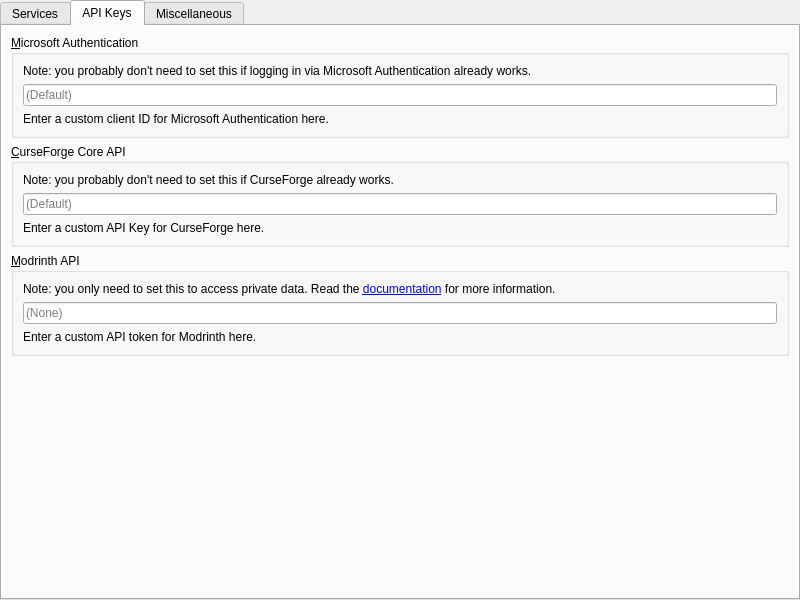
The window that launcher/ui/pages/global/APIPage.ui (FreesmTeam/FreesmLauncher) describes before a commit, drawn with Qt 5.
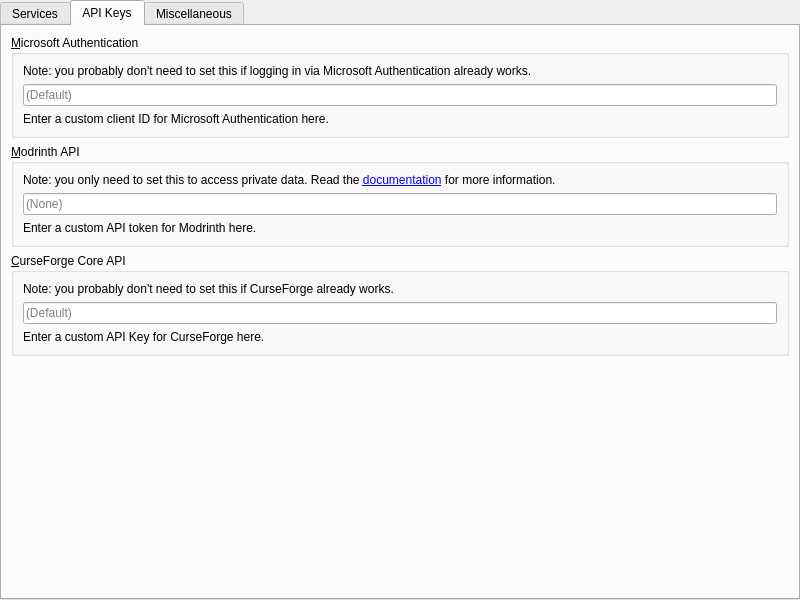
The same window after the commit. The open tabs and pages were chosen to show the change.

Commit message: Move Modrinth before CurseForge for consistency

```diff
--- a/launcher/ui/pages/global/APIPage.ui
+++ b/launcher/ui/pages/global/APIPage.ui
@@ -195,51 +195,6 @@
          </layout>
         </widget>
        </item>
-       <item>
-        <widget class="QGroupBox" name="groupBox_flame">
-         <property name="enabled">
-          <bool>true</bool>
-         </property>
-         <property name="title">
-          <string>&amp;CurseForge Core API</string>
-         </property>
-         <layout class="QGridLayout" name="gridLayout">
-          <item row="0" column="0">
-           <widget class="QLabel" name="label_8">
-            <property name="text">
-             <string>Note: you probably don't need to set this if CurseForge already works.</string>
-            </property>
-           </widget>
-          </item>
-          <item row="2" column="0">
-           <widget class="QLabel" name="label_7">
-            <property name="text">
-             <string>Enter a custom API Key for CurseForge here.</string>
-            </property>
-            <property name="textFormat">
-             <enum>Qt::RichText</enum>
-            </property>
-            <property name="wordWrap">
-             <bool>true</bool>
-            </property>
-            <property name="openExternalLinks">
-             <bool>true</bool>
-            </property>
-           </widget>
-          </item>
-          <item row="1" column="0">
-           <widget class="QLineEdit" name="flameKey">
-            <property name="enabled">
-             <bool>true</bool>
-            </property>
-            <property name="placeholderText">
-             <string>(Default)</string>
-            </property>
-           </widget>
-          </item>
-         </layout>
-        </widget>
-       </item>
        <item>
         <widget class="QGroupBox" name="groupBox_modrinth">
          <property name="enabled">
@@ -285,6 +240,51 @@
          </layout>
         </widget>
        </item>
+       <item>
+        <widget class="QGroupBox" name="groupBox_flame">
+         <property name="enabled">
+          <bool>true</bool>
+         </property>
+         <property name="title">
+          <string>&amp;CurseForge Core API</string>
+         </property>
+         <layout class="QGridLayout" name="gridLayout">
+          <item row="0" column="0">
+           <widget class="QLabel" name="label_8">
+            <property name="text">
+             <string>Note: you probably don't need to set this if CurseForge already works.</string>
+            </property>
+           </widget>
+          </item>
+          <item row="2" column="0">
+           <widget class="QLabel" name="label_7">
+            <property name="text">
+             <string>Enter a custom API Key for CurseForge here.</string>
+            </property>
+            <property name="textFormat">
+             <enum>Qt::RichText</enum>
+            </property>
+            <property name="wordWrap">
+             <bool>true</bool>
+            </property>
+            <property name="openExternalLinks">
+             <bool>true</bool>
+            </property>
+           </widget>
+          </item>
+          <item row="1" column="0">
+           <widget class="QLineEdit" name="flameKey">
+            <property name="enabled">
+             <bool>true</bool>
+            </property>
+            <property name="placeholderText">
+             <string>(Default)</string>
+            </property>
+           </widget>
+          </item>
+         </layout>
+        </widget>
+       </item>
        <item>
         <spacer name="verticalSpacer">
          <property name="orientation">
```
